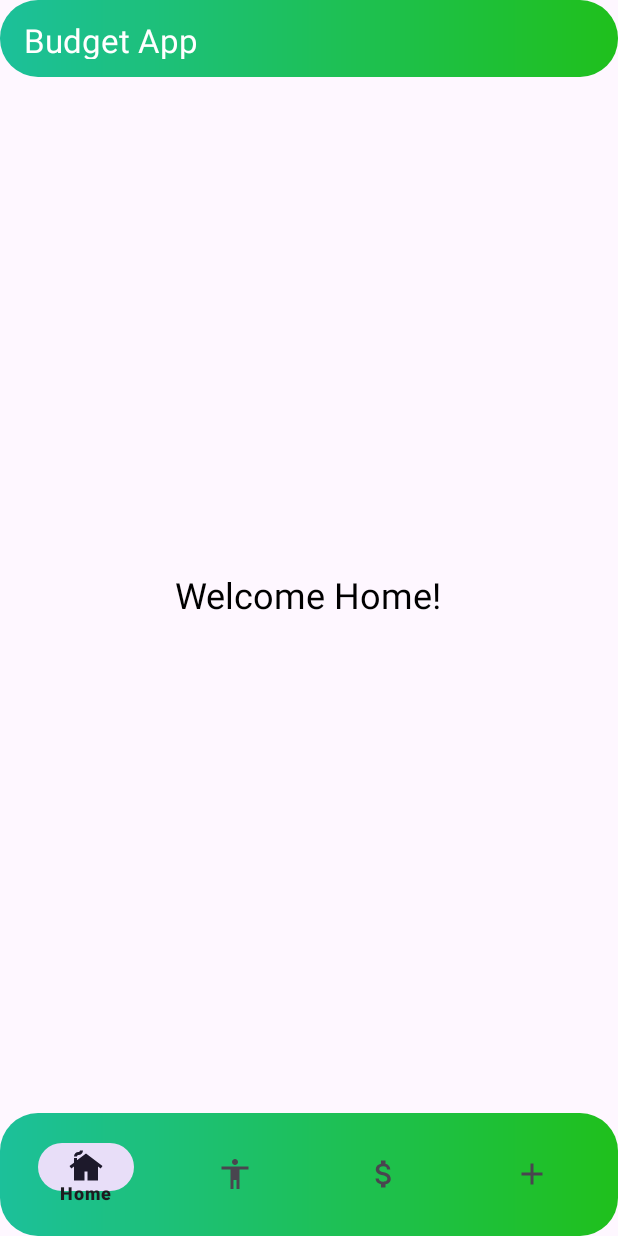
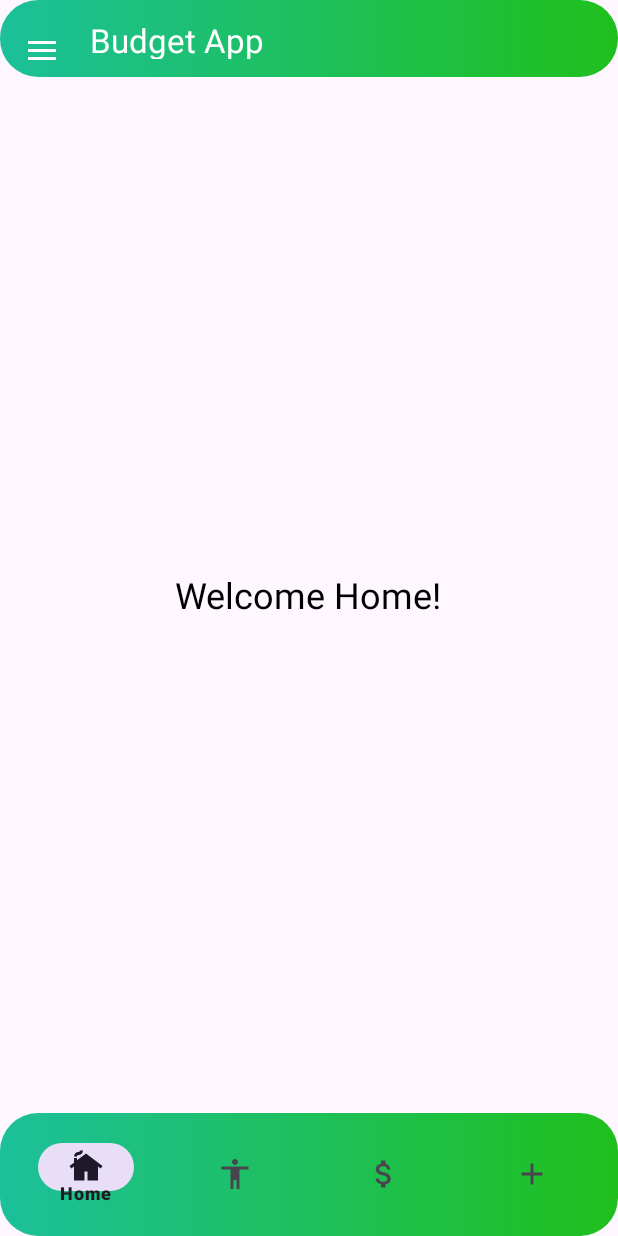
Before and after one commit to VeronM28/PROG7313_POE_PERSONALBUDGETAPP, an Android app: the MainPageActivity screen opened directly, with no data from a screen before it, on a phone screen of 412 x 824 dp. Run offline under Robolectric (Android 15) with nearby library versions, the phone set to English and light mode, and no system bars.

Commit message:
Error Fixes #10

```diff
--- a/app/src/main/java/com/st10083866/prog7313_poe_personalbudgetapp/ui/home/MainPageActivity.kt
+++ b/app/src/main/java/com/st10083866/prog7313_poe_personalbudgetapp/ui/home/MainPageActivity.kt
@@ -2,6 +2,7 @@ package com.st10083866.prog7313_poe_personalbudgetapp.ui.home
 
 import android.os.Bundle
 import androidx.activity.enableEdgeToEdge
+import androidx.appcompat.app.ActionBarDrawerToggle
 import androidx.appcompat.app.AppCompatActivity
 import androidx.core.view.GravityCompat
 import androidx.core.view.ViewCompat
@@ -115,6 +116,18 @@ class MainPageActivity : AppCompatActivity() {
                 binding.drawerLayout.closeDrawer(GravityCompat.START)
             }
         }
+
+        setSupportActionBar(binding.toolbar) // set toolbar for action bar
+
+        val toggle = ActionBarDrawerToggle(
+            this,
+            binding.drawerLayout,
+            binding.toolbar,
+            R.string.navigation_drawer_open,
+            R.string.navigation_drawer_close
+        )
+        binding.drawerLayout.addDrawerListener(toggle)
+        toggle.syncState()
     }
 
 
--- a/app/src/main/res/layout/activity_main_page.xml
+++ b/app/src/main/res/layout/activity_main_page.xml
@@ -45,5 +45,5 @@
         android:layout_width="wrap_content"
         android:layout_height="match_parent"
         android:layout_gravity="start"
-        app:menu="@menu/bottom_nav_menu" />
+        app:menu="@menu/nav_drawer_menu" />
 </androidx.drawerlayout.widget.DrawerLayout>
--- a/app/src/main/res/values/strings.xml
+++ b/app/src/main/res/values/strings.xml
@@ -10,6 +10,8 @@
     <string name="hello_blank_fragment">Hello blank fragment</string>
     <string name="select_budget">Select Budget</string>
     <string name="select_category">Select Category</string>
+    <string name="navigation_drawer_open">Open Navigation Drawer</string>
+    <string name="navigation_drawer_close">Close Navigation Drawer</string>
     <string-array name="payment_methods">
         <item>Cash</item>
         <item>Card</item>
```
